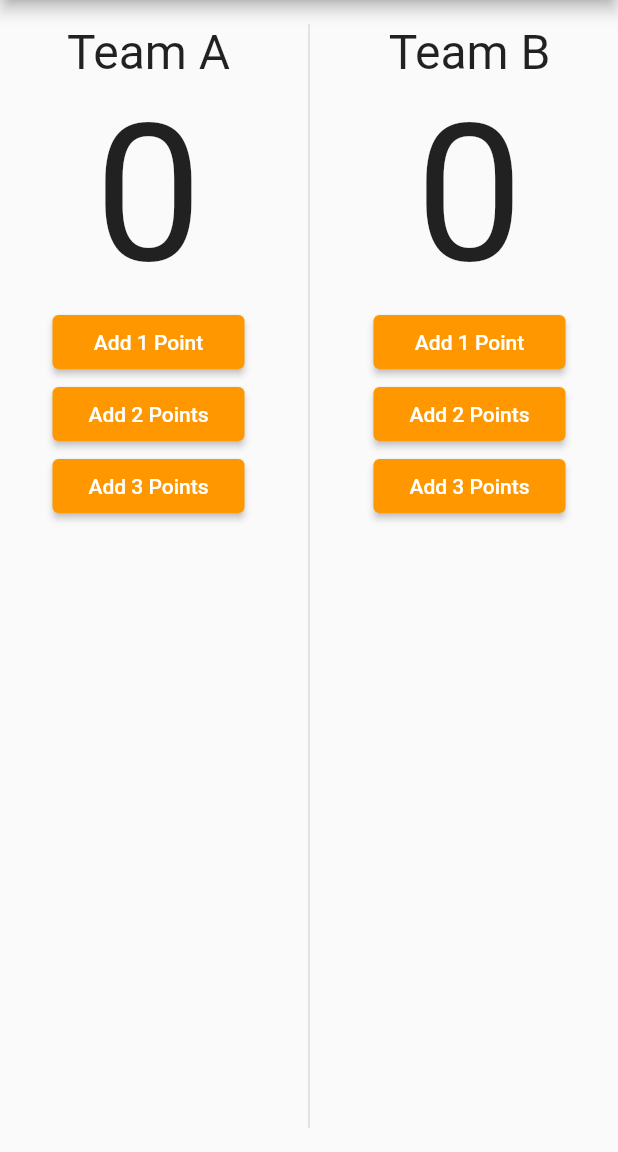
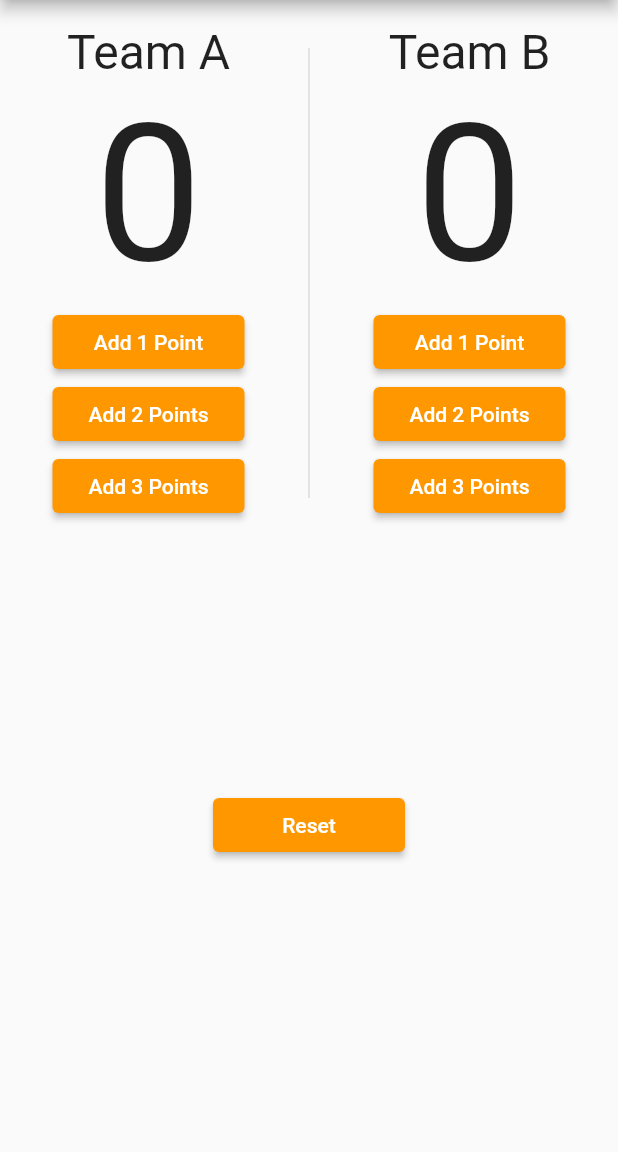
Before and after one commit to FadyFawzyOfficial/points_counter, a Flutter app: the screen it shows after launch, on a phone screen of 412 x 824 dp, the part 84-1236 px from its top. Run offline on Flutter 3.47's test engine with Material 2 defaults, Android fonts, the phone set to English and light mode, and no system bars.

Commit message:
4. Complete the UI Design for Pointer Counter App

```diff
--- a/lib/main.dart
+++ b/lib/main.dart
@@ -16,14 +16,26 @@ class App extends StatelessWidget {
         appBar: AppBar(
           title: const Text('Points Counter'),
         ),
-        body: const Padding(
-          padding: EdgeInsets.symmetric(vertical: 16),
-          child: Row(
-            mainAxisAlignment: MainAxisAlignment.spaceEvenly,
+        body: Padding(
+          padding: const EdgeInsets.symmetric(vertical: 16),
+          child: Column(
             children: [
-              ScoreCounter(name: 'Team A'),
-              VerticalDivider(thickness: 1),
-              ScoreCounter(name: 'Team B'),
+              const Row(
+                mainAxisAlignment: MainAxisAlignment.spaceEvenly,
+                children: [
+                  ScoreCounter(name: 'Team A'),
+                  SizedBox(
+                    height: 300,
+                    child: VerticalDivider(thickness: 1),
+                  ),
+                  ScoreCounter(name: 'Team B'),
+                ],
+              ),
+              Expanded(
+                child: Center(
+                  child: MainElevatedButton(label: 'Reset', onPressed: () {}),
+                ),
+              )
             ],
           ),
         ),
```
